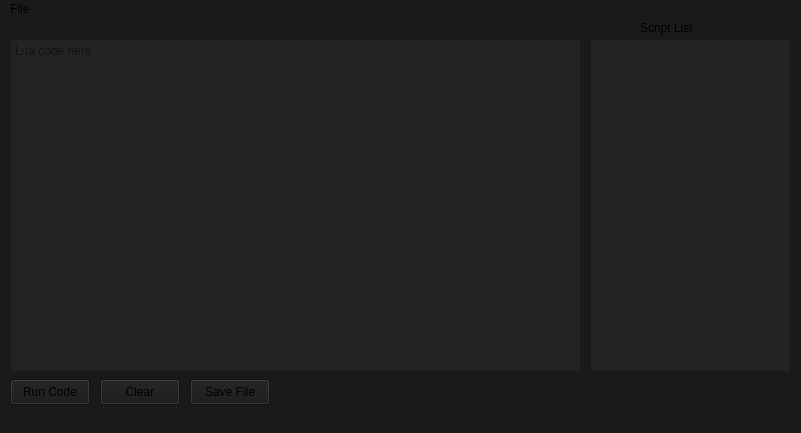
The window that mainwindow.ui (uosq/lbox-lua-external) describes before a commit, drawn with Qt 5.
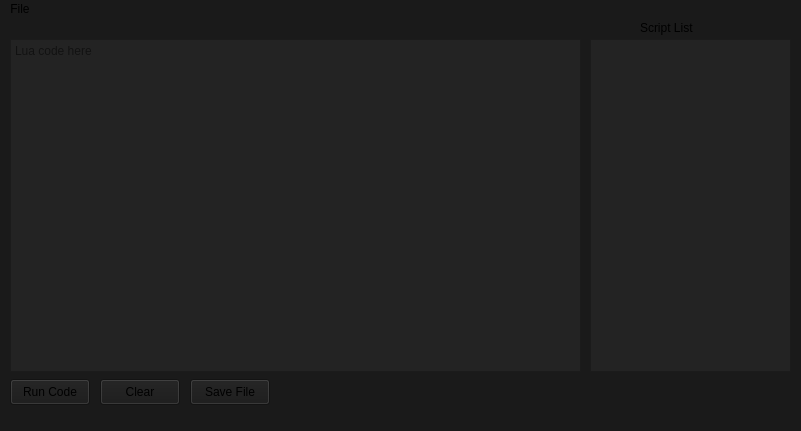
The same window after the commit.

```diff
--- a/mainwindow.ui
+++ b/mainwindow.ui
@@ -7,7 +7,7 @@
     <x>0</x>
     <y>0</y>
     <width>801</width>
-    <height>433</height>
+    <height>431</height>
    </rect>
   </property>
   <property name="focusPolicy">
```
